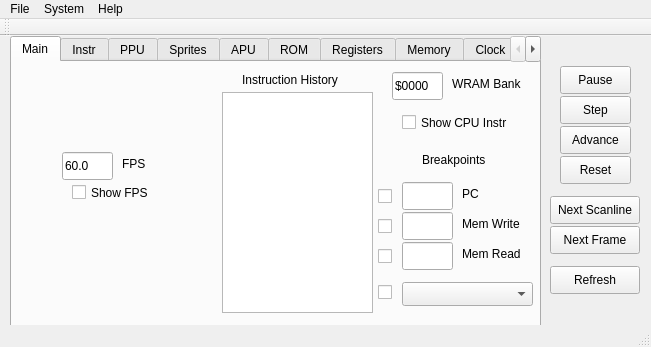
The window that qtfiles/mainwindow.ui (cthornsb/OtterGB) describes before a commit, drawn with Qt 5.
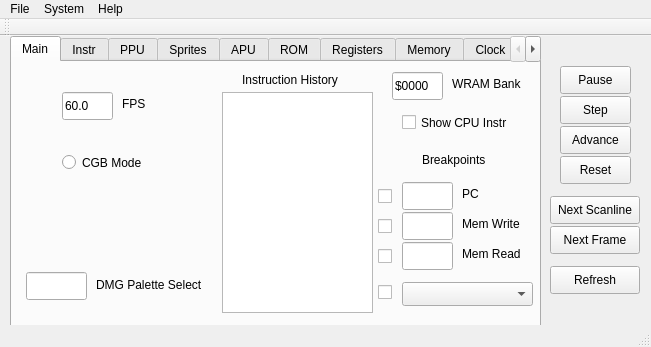
The same window after the commit. The open tabs and pages were chosen to show the change.

Commit message:
Added support for custom DMG palettes
Added ColorPalette classes to handle custom DMG color palettes.

Added binary file containing 174 color palettes from the CGB
bootstrap ROM. The user may select one of these palettes using
the command line argument `-p <id>` where id is the table and
entry number of the selected palette.

Added tool executable named 'dmgpalettes' which is used to convert
ascii DMG palettes to the binary palette library format expected
by the emulator.

Added DMG palette select to debugger gui.

The edit to the form file:
```diff
--- a/qtfiles/mainwindow.ui
+++ b/qtfiles/mainwindow.ui
@@ -60,7 +60,7 @@
       <property name="geometry">
        <rect>
         <x>50</x>
-        <y>90</y>
+        <y>30</y>
         <width>51</width>
         <height>28</height>
        </rect>
@@ -92,7 +92,7 @@
       <property name="geometry">
        <rect>
         <x>110</x>
-        <y>94</y>
+        <y>34</y>
         <width>31</width>
         <height>16</height>
        </rect>
@@ -101,22 +101,6 @@
        <string>FPS</string>
       </property>
      </widget>
-     <widget class="QCheckBox" name="checkBox_Show_Framerate">
-      <property name="geometry">
-       <rect>
-        <x>60</x>
-        <y>120</y>
-        <width>91</width>
-        <height>21</height>
-       </rect>
-      </property>
-      <property name="toolTip">
-       <string>&lt;html&gt;&lt;head/&gt;&lt;body&gt;&lt;p&gt;Show &lt;span style=&quot; font-weight:600;&quot;&gt;Frames Per Second&lt;/span&gt; (FPS) on screen&lt;/p&gt;&lt;/body&gt;&lt;/html&gt;</string>
-      </property>
-      <property name="text">
-       <string>Show FPS</string>
-      </property>
-     </widget>
      <widget class="QPlainTextEdit" name="plainText_Instr_History">
       <property name="geometry">
        <rect>
@@ -328,6 +312,57 @@
        <string>Show CPU Instr</string>
       </property>
      </widget>
+     <widget class="QLineEdit" name="lineEdit_PaletteSelect">
+      <property name="geometry">
+       <rect>
+        <x>14</x>
+        <y>210</y>
+        <width>61</width>
+        <height>28</height>
+       </rect>
+      </property>
+      <property name="toolTip">
+       <string>&lt;html&gt;&lt;head/&gt;&lt;body&gt;&lt;p&gt;Set current &lt;span style=&quot; font-weight:600;&quot;&gt;Memory Read Breakpoint &lt;/span&gt;(base-16)&lt;/p&gt;&lt;/body&gt;&lt;/html&gt;</string>
+      </property>
+      <property name="text">
+       <string/>
+      </property>
+      <property name="readOnly">
+       <bool>false</bool>
+      </property>
+     </widget>
+     <widget class="QLabel" name="label_81">
+      <property name="geometry">
+       <rect>
+        <x>84</x>
+        <y>215</y>
+        <width>121</width>
+        <height>16</height>
+       </rect>
+      </property>
+      <property name="text">
+       <string>DMG Palette Select</string>
+      </property>
+     </widget>
+     <widget class="QRadioButton" name="radioButton_CgbMode">
+      <property name="geometry">
+       <rect>
+        <x>50</x>
+        <y>90</y>
+        <width>111</width>
+        <height>21</height>
+       </rect>
+      </property>
+      <property name="text">
+       <string>CGB Mode</string>
+      </property>
+      <property name="checkable">
+       <bool>true</bool>
+      </property>
+      <property name="autoExclusive">
+       <bool>false</bool>
+      </property>
+     </widget>
     </widget>
     <widget class="QWidget" name="tab_10">
      <attribute name="title">
```
Left out of the diff: 10 changed lines with no effect on the pictures. The commit also changes 14 other files.
